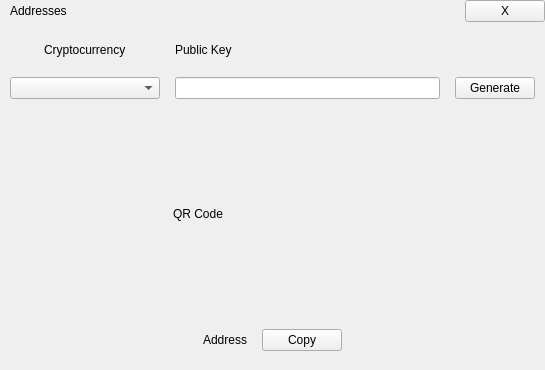
The window that desktop/ui/addresses.ui (talonlab/hdwallet-desktop) describes before a commit, drawn with Qt 5.
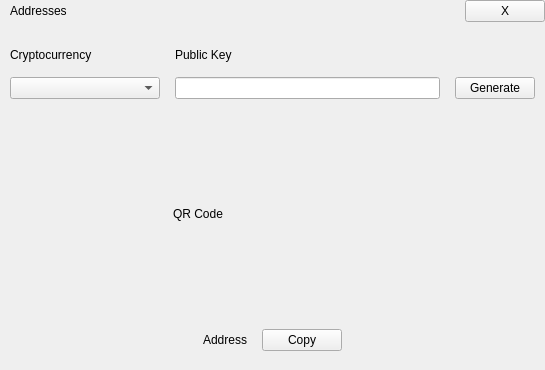
The same window after the commit.

Diff of the .ui file:
```diff
--- a/desktop/ui/addresses.ui
+++ b/desktop/ui/addresses.ui
@@ -126,7 +126,7 @@
            </property>
            <layout class="QVBoxLayout" name="addressCryptocurrencyContainerQFrameVLayout">
             <property name="spacing">
-             <number>15</number>
+             <number>5</number>
             </property>
             <property name="leftMargin">
              <number>0</number>
@@ -140,8 +140,8 @@
             <property name="bottomMargin">
              <number>0</number>
             </property>
-            <item alignment="Qt::AlignHCenter">
-             <widget class="QLabel" name="donationsCryptocurrencyQLabel">
+            <item alignment="Qt::AlignLeft">
+             <widget class="QLabel" name="addressesCryptocurrencyQLabel">
               <property name="text">
                <string>Cryptocurrency</string>
               </property>
@@ -161,7 +161,7 @@
           <widget class="QFrame" name="addressPublicKeyContainerQFrame">
            <layout class="QVBoxLayout" name="addressPublicKeyContainerQFrameVLayout">
             <property name="spacing">
-             <number>15</number>
+             <number>5</number>
             </property>
             <property name="leftMargin">
              <number>0</number>
```
Left out of the diff: 4 changed lines with no effect on the pictures.
